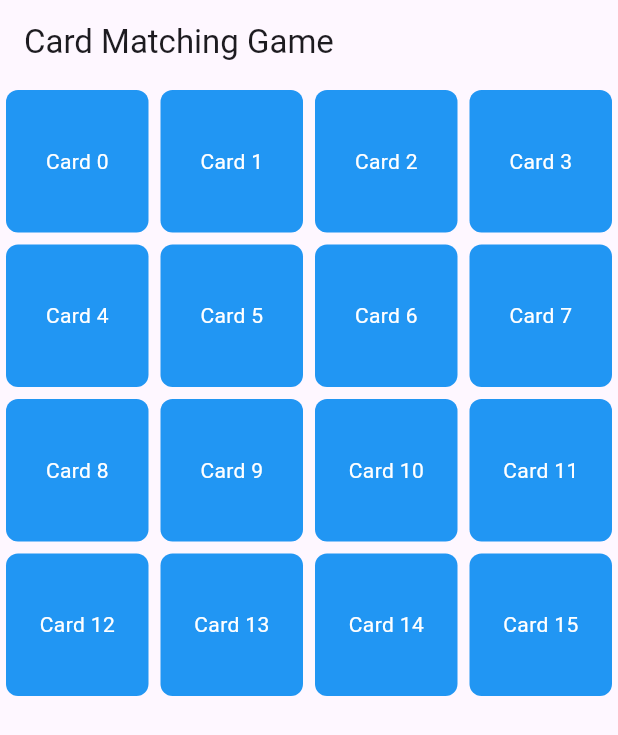
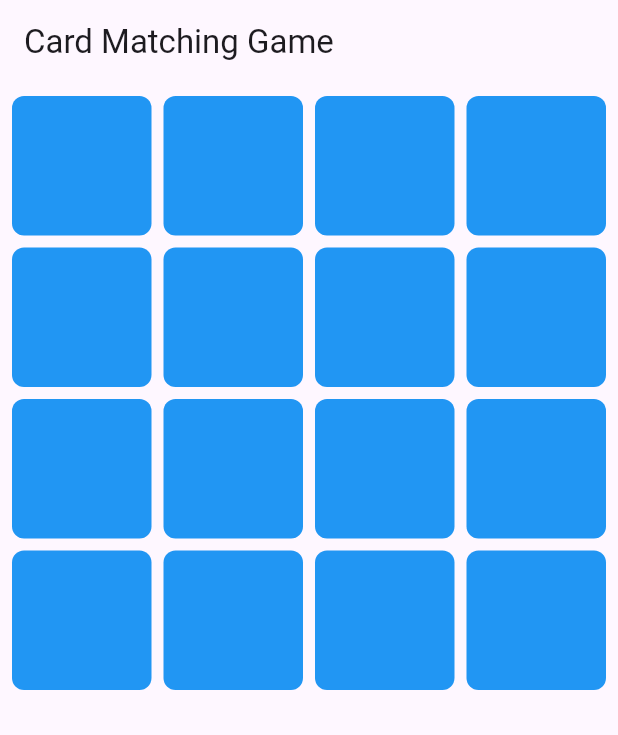
Before and after one commit to JackyZheng070102/Homework3v2, a Flutter app: the screen it shows after launch, on a phone screen of 412 x 824 dp. Shown: the top 735 px of the screen. Run offline on Flutter 3.47's test engine with Material 3 defaults, Android fonts, the phone set to English and light mode, and no system bars.

Commit message:
Implement state management for card flipping

```diff
--- a/lib/main.dart
+++ b/lib/main.dart
@@ -1,4 +1,5 @@
 import 'package:flutter/material.dart';
+import 'dart:async';
 
 void main() {
   runApp(CardMatchingGame());
@@ -23,7 +24,39 @@ class GameScreen extends StatefulWidget {
 }
 
 class _GameScreenState extends State<GameScreen> {
-  List<String> cards = List<String>.generate(16, (index) => 'Card $index');
+  List<bool> isFaceUp = List<bool>.filled(16, false); // Tracks whether each card is face-up
+  List<int> selectedCards = []; // Stores indices of currently face-up cards
+
+  // Mock data for card matching (we'll match even and odd indices for simplicity)
+  List<int> cardValues = List<int>.generate(16, (index) => index % 8); // Creates 8 pairs (0-7)
+
+  // Handle card flipping logic
+  void flipCard(int index) {
+    if (isFaceUp[index] || selectedCards.length == 2) {
+      return; // Prevent flipping if card is already face-up or two cards are face-up
+    }
+
+    setState(() {
+      isFaceUp[index] = true;
+      selectedCards.add(index);
+    });
+
+    // If two cards are face-up, check if they match
+    if (selectedCards.length == 2) {
+      Future.delayed(Duration(seconds: 1), () {
+        setState(() {
+          if (cardValues[selectedCards[0]] == cardValues[selectedCards[1]]) {
+            // Cards match, keep them face-up
+          } else {
+            // Cards do not match, flip them back
+            isFaceUp[selectedCards[0]] = false;
+            isFaceUp[selectedCards[1]] = false;
+          }
+          selectedCards.clear(); // Clear selected cards after checking
+        });
+      });
+    }
+  }
 
   @override
   Widget build(BuildContext context) {
@@ -31,14 +64,27 @@ class _GameScreenState extends State<GameScreen> {
       appBar: AppBar(
         title: Text('Card Matching Game'),
       ),
-      body: GridView.builder(
+      body: Padding(
+        padding: const EdgeInsets.all(8.0),
+        child: GridView.builder(
           gridDelegate: SliverGridDelegateWithFixedCrossAxisCount(
             crossAxisCount: 4, // 4x4 grid
+            crossAxisSpacing: 8.0,
+            mainAxisSpacing: 8.0,
           ),
-        itemCount: cards.length,
+          itemCount: isFaceUp.length,
           itemBuilder: (context, index) {
-          return CardWidget(index: index);
+            return GestureDetector(
+              onTap: () {
+                flipCard(index); // Flip card on tap
               },
+              child: CardWidget(
+                index: index,
+                isFaceUp: isFaceUp[index], // Pass card state to the widget
+              ),
+            );
+          },
+        ),
       ),
     );
   }
@@ -46,25 +92,23 @@ class _GameScreenState extends State<GameScreen> {
 
 class CardWidget extends StatelessWidget {
   final int index;
+  final bool isFaceUp;
 
-  const CardWidget({Key? key, required this.index}) : super(key: key);
+  const CardWidget({Key? key, required this.index, required this.isFaceUp}) : super(key: key);
 
   @override
   Widget build(BuildContext context) {
-    return GestureDetector(
-      onTap: () {
-        // Handle card tap
-      },
-      child: Container(
-        margin: EdgeInsets.all(4.0),
+    return Container(
       decoration: BoxDecoration(
-          color: Colors.blue,
+        color: isFaceUp ? Colors.red : Colors.blue, // Red if face-up, blue if face-down
         borderRadius: BorderRadius.circular(8.0),
       ),
       child: Center(
         child: Text(
-            'Card $index',
-            style: TextStyle(color: Colors.white),
+          isFaceUp ? 'Card $index' : '', // Show card index if face-up (use real design later)
+          style: TextStyle(
+            color: Colors.white,
+            fontSize: 18,
           ),
         ),
       ),
```
Lines whose indentation alone changed are shown as unchanged.
